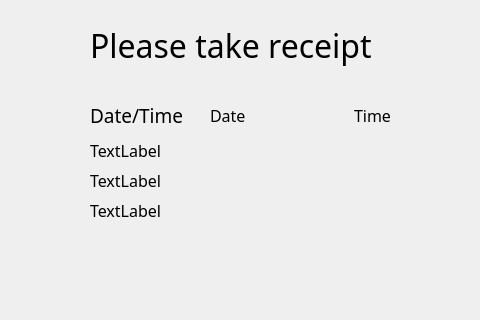
Old version of the form frontend/receiptwindow.ui in the repository t1rate01/ATM_groupproject; both pictures show x 350 to 830 and y 105 to 425 of the 1280 by 720 pixel window.
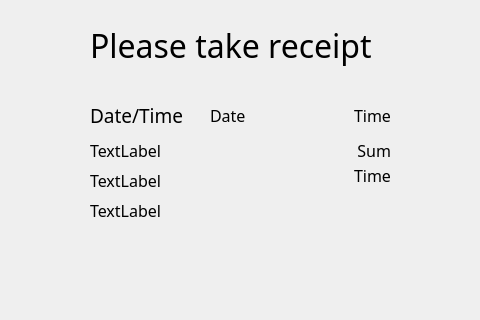
New version of the form.

Diff of the .ui file:
```diff
--- a/frontend/receiptwindow.ui
+++ b/frontend/receiptwindow.ui
@@ -37,7 +37,7 @@
      <rect>
       <x>440</x>
       <y>240</y>
-      <width>241</width>
+      <width>171</width>
       <height>31</height>
      </rect>
     </property>
@@ -206,6 +206,50 @@
      <string>TextLabel</string>
     </property>
    </widget>
+   <widget class="QLabel" name="label_amount1">
+    <property name="geometry">
+     <rect>
+      <x>640</x>
+      <y>240</y>
+      <width>101</width>
+      <height>31</height>
+     </rect>
+    </property>
+    <property name="font">
+     <font>
+      <family>Century Gothic</family>
+      <pointsize>12</pointsize>
+     </font>
+    </property>
+    <property name="text">
+     <string>Sum</string>
+    </property>
+    <property name="alignment">
+     <set>Qt::AlignRight|Qt::AlignTrailing|Qt::AlignVCenter</set>
+    </property>
+   </widget>
+   <widget class="QLabel" name="label_amount_save">
+    <property name="geometry">
+     <rect>
+      <x>640</x>
+      <y>270</y>
+      <width>101</width>
+      <height>21</height>
+     </rect>
+    </property>
+    <property name="font">
+     <font>
+      <family>Century Gothic</family>
+      <pointsize>12</pointsize>
+     </font>
+    </property>
+    <property name="text">
+     <string>Time</string>
+    </property>
+    <property name="alignment">
+     <set>Qt::AlignRight|Qt::AlignTrailing|Qt::AlignVCenter</set>
+    </property>
+   </widget>
   </widget>
   <widget class="QMenuBar" name="menubar">
    <property name="geometry">
```
